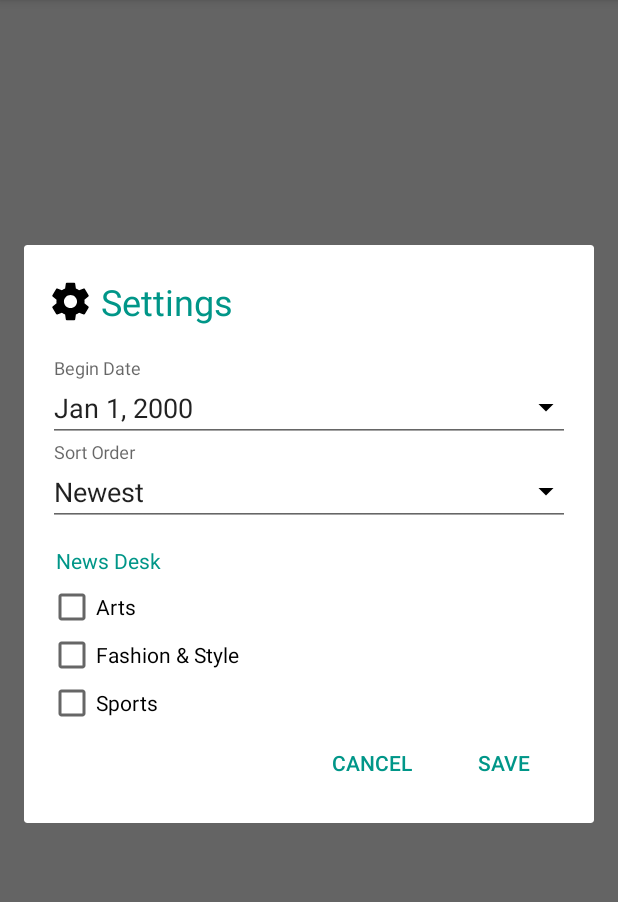
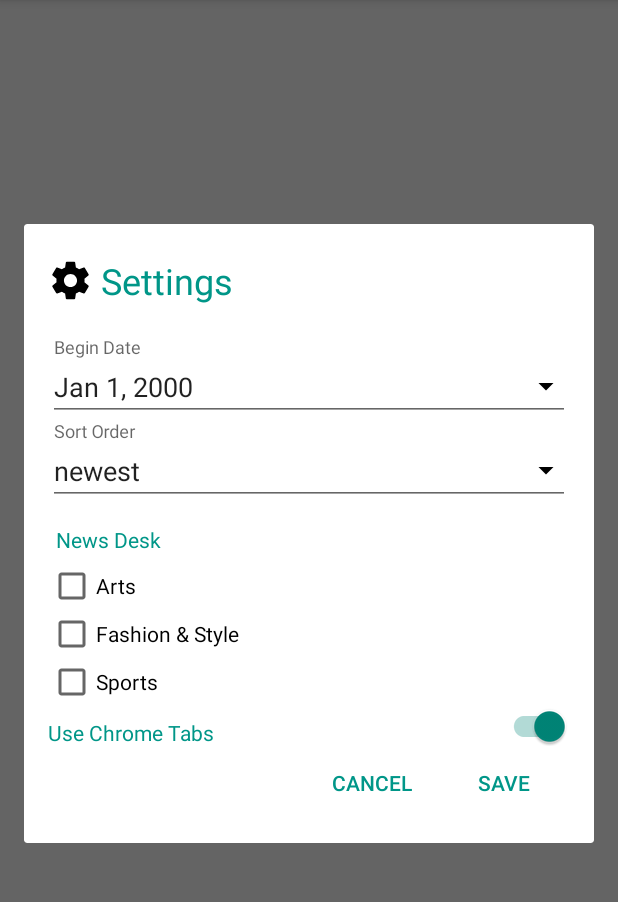
Before and after one commit to akshaymathur90/NYTimes, an Android app: the screen it shows after launch (NewsGridActivity), after a tap on "Settings", on a phone screen of 412 x 824 dp, the part 84-986 px from its top. Run offline under Robolectric (Android 15) with nearby library versions, the phone set to English and light mode, and no system bars; our stand-ins replace data binding; pictures from the network do not load.

Commit message:
share action in chrome tab and chrome tab settings

```diff
--- a/app/src/main/java/com/codepath/com/nytimes/fragments/SettingsDialogFragment.java
+++ b/app/src/main/java/com/codepath/com/nytimes/fragments/SettingsDialogFragment.java
@@ -19,6 +19,7 @@ import android.widget.EditText;
 
 import com.codepath.com.nytimes.R;
 import com.codepath.com.nytimes.databinding.FragmentSettingsBinding;
+import com.codepath.com.nytimes.models.Settings;
 import com.codepath.com.nytimes.utils.SharedPreferenceUtils;
 
 import java.text.DateFormat;
@@ -57,17 +58,13 @@ public class SettingsDialogFragment extends DialogFragment implements View.OnCli
     }
 
     private void setDataInFragment() {
-        SharedPreferences sharedPref = SharedPreferenceUtils.getSharePreferences(getActivity());
-        mFragmentSettingsBinding.etBeginDate.setText(
-                sharedPref.getString(getString(R.string.key_begin_date),SharedPreferenceUtils.getDefaultDate()));
-        mFragmentSettingsBinding.etSortOrder.setText(
-                sharedPref.getString(getString(R.string.key_sort_order),getString(R.string.label_newest)));
-        mFragmentSettingsBinding.cbArts.setChecked(
-                sharedPref.getBoolean(getString(R.string.key_checkbox_arts),false));
-        mFragmentSettingsBinding.cbFashionStyle.setChecked(
-                sharedPref.getBoolean(getString(R.string.key_checkbox_fashion),false));
-        mFragmentSettingsBinding.cbSports.setChecked(
-                sharedPref.getBoolean(getString(R.string.key_checkbox_sports),false));
+        Settings settings = SharedPreferenceUtils.getAllSettings(getActivity());
+        mFragmentSettingsBinding.etBeginDate.setText(settings.getBeginDate());
+        mFragmentSettingsBinding.etSortOrder.setText(settings.getSortOrder());
+        mFragmentSettingsBinding.cbArts.setChecked(settings.isArtsChecked());
+        mFragmentSettingsBinding.cbFashionStyle.setChecked(settings.isFashionChecked());
+        mFragmentSettingsBinding.cbSports.setChecked(settings.isSportsChecked());
+        mFragmentSettingsBinding.switchChromeTab.setChecked(settings.isChromeTab());
     }
 
     private void openPopUpMenu(final EditText view) {
@@ -107,6 +104,7 @@ public class SettingsDialogFragment extends DialogFragment implements View.OnCli
                 mFragmentSettingsBinding.cbFashionStyle.isChecked());
         editor.putBoolean(getString(R.string.key_checkbox_sports),
                 mFragmentSettingsBinding.cbSports.isChecked());
+        editor.putBoolean(getString(R.string.key_chrome_tab),mFragmentSettingsBinding.switchChromeTab.isChecked());
         editor.apply();
 
     }
--- a/app/src/main/java/com/codepath/com/nytimes/models/Settings.java
+++ b/app/src/main/java/com/codepath/com/nytimes/models/Settings.java
@@ -17,8 +17,9 @@ public class Settings {
     private boolean mIsArtsChecked;
     private boolean mIsFashionChecked;
     private boolean mIsSportsChecked;
+    private boolean mChromeTab;
 
-    public String getBeginDate() {
+    public String getBeginDateforAPI() {
         SimpleDateFormat toFormat = new SimpleDateFormat("yyyyMMdd");
         toFormat.setLenient(false);
         DateFormat fromFormat = SimpleDateFormat.getDateInstance();
@@ -30,6 +31,10 @@ public class Settings {
             e.printStackTrace();
         }
         return null;
+    }
+
+    public String getBeginDate() {
+        return mBeginDate;
     }
 
     public void setBeginDate(String beginDate) {
@@ -68,6 +73,14 @@ public class Settings {
         mIsSportsChecked = sportsChecked;
     }
 
+    public boolean isChromeTab() {
+        return mChromeTab;
+    }
+
+    public void setChromeTab(boolean chromeTab) {
+        mChromeTab = chromeTab;
+    }
+
     public String getNewsDesks(){
 
         if(isSportsChecked()||isFashionChecked()||isArtsChecked()) {
--- a/app/src/main/java/com/codepath/com/nytimes/networking/NetworkUtils.java
+++ b/app/src/main/java/com/codepath/com/nytimes/networking/NetworkUtils.java
@@ -57,7 +57,7 @@ public class NetworkUtils {
         if(settings.getNewsDesks()!=null) queryParams.put(mContext.getString(R.string.key_filter_query),settings.getNewsDesks());
         queryParams.put(mContext.getString(R.string.key_api_key),API_KEY);
         queryParams.put(mContext.getString(R.string.key_page_number),String.valueOf(page));
-        queryParams.put(mContext.getString(R.string.key_begin_date),settings.getBeginDate());
+        queryParams.put(mContext.getString(R.string.key_begin_date),settings.getBeginDateforAPI());
         queryParams.put(mContext.getString(R.string.key_filter_lines),filterLines);
         Call<Stories> call = mNYTimesAPI.getResults(queryParams);
         call.enqueue(new Callback<Stories>() {
--- a/app/src/main/java/com/codepath/com/nytimes/utils/SharedPreferenceUtils.java
+++ b/app/src/main/java/com/codepath/com/nytimes/utils/SharedPreferenceUtils.java
@@ -30,15 +30,21 @@ public class SharedPreferenceUtils {
         settings.setSportsChecked(sharedPreferences.getBoolean(context.getString(R.string.key_checkbox_sports),false));
         settings.setBeginDate(sharedPreferences.getString(context.getString(R.string.key_begin_date),getDefaultDate()));
         settings.setSortOrder(sharedPreferences.getString(context.getString(R.string.key_sort_order),context.getString(R.string.label_newest)));
+        settings.setChromeTab(sharedPreferences.getBoolean(context.getString(R.string.key_chrome_tab),true));
 
         return settings;
 
     }
 
-    public static String getDefaultDate(){
+    private static String getDefaultDate(){
         Calendar calendar = Calendar.getInstance();
         calendar.set(2000,0,1);
         DateFormat dateFormat = SimpleDateFormat.getDateInstance();
         return dateFormat.format(calendar.getTime());
     }
+
+    public static boolean openInChrome(Context context){
+        return getSharePreferences(context)
+                .getBoolean(context.getString(R.string.key_chrome_tab),true);
+    }
 }
--- a/app/src/main/res/layout/fragment_settings.xml
+++ b/app/src/main/res/layout/fragment_settings.xml
@@ -89,6 +89,21 @@
             android:id="@+id/cb_sports"
             android:text="@string/label_sports"
             android:layout_below="@id/cb_fashion_style"/>
+        <TextView
+            android:layout_width="wrap_content"
+            android:layout_height="wrap_content"
+            android:text="@string/label_use_chrome_tabs"
+            android:layout_below="@id/cb_sports"
+            android:layout_marginTop="@dimen/text_top_margin"
+            android:id="@+id/tv_use_chrome"
+            android:textColor="@color/colorAccent"/>
+        <android.support.v7.widget.SwitchCompat
+            android:layout_width="wrap_content"
+            android:layout_height="wrap_content"
+            android:layout_below="@id/cb_sports"
+            android:layout_alignParentEnd="true"
+            android:layout_alignParentRight="true"
+            android:id="@+id/switch_chrome_tab"/>
 
         <Button
             android:layout_width="wrap_content"
@@ -97,14 +112,14 @@
             android:id="@+id/btn_cancel"
             style="?android:borderlessButtonStyle"
             android:textColor="@color/colorAccent"
-            android:layout_below="@id/cb_sports"
+            android:layout_below="@id/tv_use_chrome"
             android:layout_toLeftOf="@+id/btn_save"
             android:layout_toStartOf="@+id/btn_save"/>
         <Button
             android:layout_width="wrap_content"
             android:layout_height="wrap_content"
             android:text="@string/label_save"
-            android:layout_below="@id/cb_sports"
+            android:layout_below="@id/tv_use_chrome"
             android:id="@+id/btn_save"
             android:layout_alignParentEnd="true"
             android:layout_alignParentRight="true"
--- a/app/src/main/res/values/strings.xml
+++ b/app/src/main/res/values/strings.xml
@@ -34,4 +34,6 @@
     <string name="open_with_label">Open with Chrome Tab?</string>
     <string name="positive_button">Yes</string>
     <string name="no">No</string>
+    <string name="label_use_chrome_tabs">Use Chrome Tabs</string>
+    <string name="key_chrome_tab">chrome_tab_key</string>
 </resources>
```
Also changed, not shown: app/src/main/java/com/codepath/com/nytimes/fragments/NewsGridFragment.java (+26 -21 lines), app/src/main/res/drawable/ic_share_black_24dp.xml (added, +9 -0 lines), app/src/main/ic_launcher-web.png (added), app/src/main/ic_share_icon-web.png (added), app/src/main/res/drawable-hdpi/ic_action_share.png (added), app/src/main/res/drawable-mdpi/ic_action_share.png (added), app/src/main/res/drawable-xhdpi/ic_action_share.png (added), app/src/main/res/drawable-xxhdpi/ic_action_share.png (added), app/src/main/res/mipmap-hdpi/ic_launcher.png, app/src/main/res/mipmap-mdpi/ic_launcher.png, app/src/main/res/mipmap-xhdpi/ic_launcher.png, app/src/main/res/mipmap-xxhdpi/ic_launcher.png, app/src/main/res/mipmap-xxxhdpi/ic_launcher.png.
